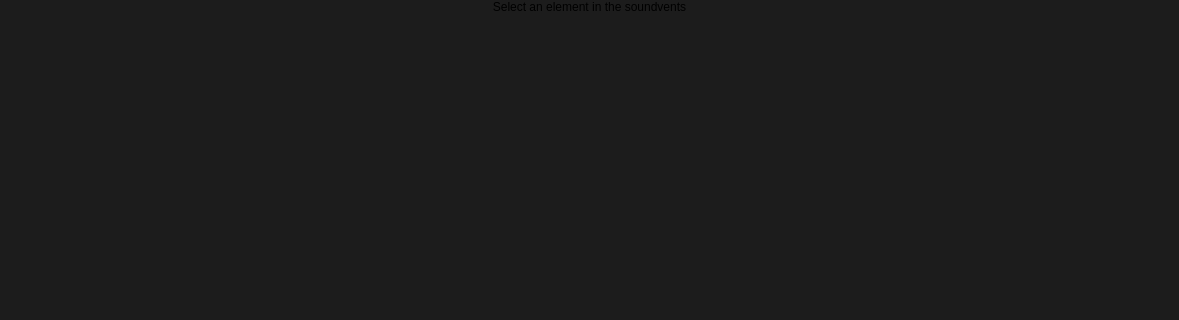
First picture: the form in src/soundevent_editor/properties_window.ui, repository dertwist/Hammer5Tools, before the edit; both pictures show x 0 to 1179 and y 0 to 320 of the 1179 by 707 pixel window.
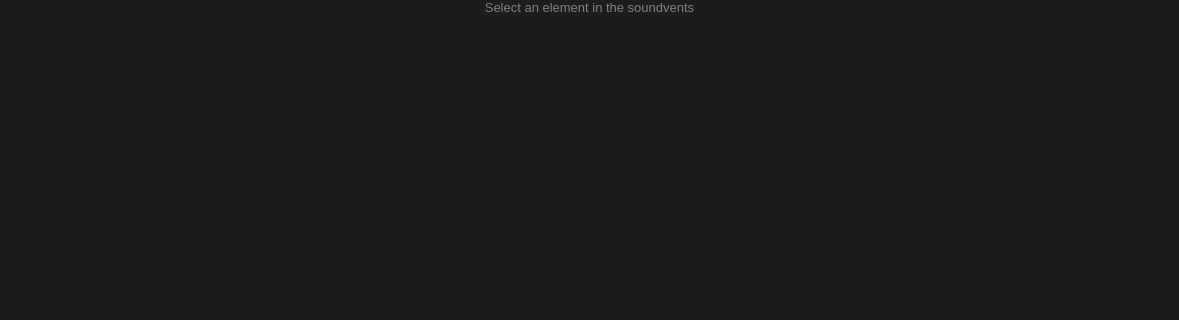
Second picture: the form after the edit. Icons and pictures are not drawn.

What changed in the file:
```diff
--- a/src/soundevent_editor/properties_window.ui
+++ b/src/soundevent_editor/properties_window.ui
@@ -93,6 +93,9 @@
           <layout class="QVBoxLayout" name="properties_layout">
            <item>
             <widget class="QLabel" name="properties_placeholder">
+             <property name="styleSheet">
+              <string notr="true">color: gray; font-size: 13px;</string>
+             </property>
              <property name="text">
               <string>Select an element in the soundvents</string>
              </property>
```
